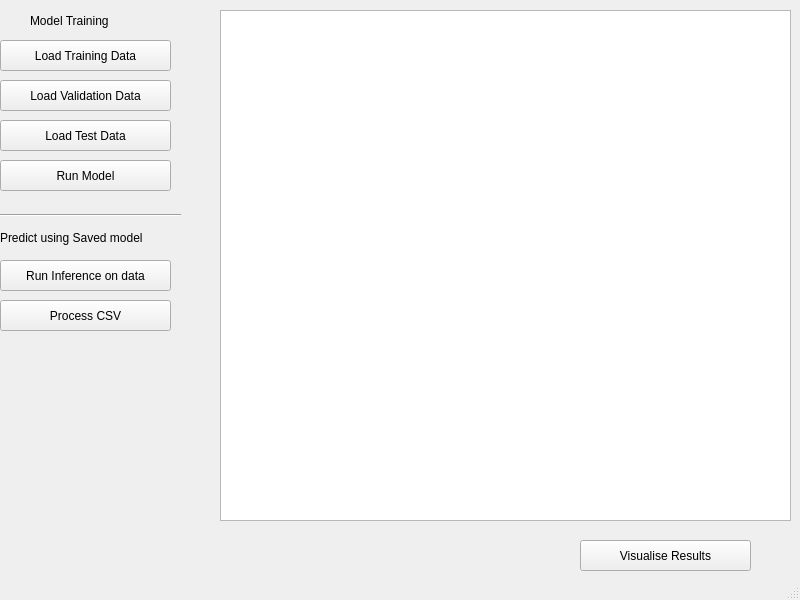
Above: ips_main_gui.ui from ICSuser667/IPS-Image-processing-system- before the change. Below: the same form after it.
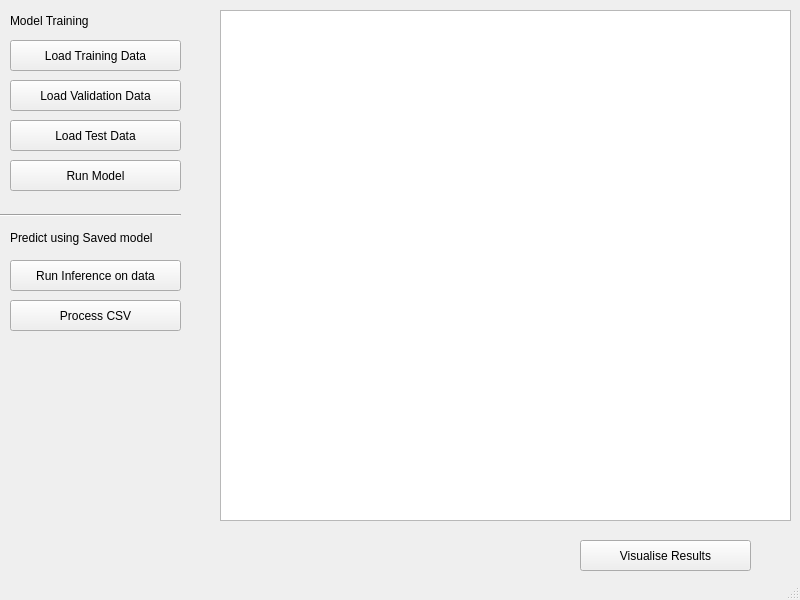
That is the form after the change.

Commit message: Added requirements to the requirements.txt file and updated the gui button placement

```diff
--- a/ips_main_gui.ui
+++ b/ips_main_gui.ui
@@ -17,7 +17,7 @@
    <widget class="QPushButton" name="pushButton_trainingData">
     <property name="geometry">
      <rect>
-      <x>0</x>
+      <x>10</x>
       <y>40</y>
       <width>171</width>
       <height>31</height>
@@ -30,7 +30,7 @@
    <widget class="QPushButton" name="pushButton_testData">
     <property name="geometry">
      <rect>
-      <x>0</x>
+      <x>10</x>
       <y>120</y>
       <width>171</width>
       <height>31</height>
@@ -43,7 +43,7 @@
    <widget class="QPushButton" name="pushButton_validationData">
     <property name="geometry">
      <rect>
-      <x>0</x>
+      <x>10</x>
       <y>80</y>
       <width>171</width>
       <height>31</height>
@@ -69,7 +69,7 @@
    <widget class="QPushButton" name="pushButton_runModel">
     <property name="geometry">
      <rect>
-      <x>0</x>
+      <x>10</x>
       <y>160</y>
       <width>171</width>
       <height>31</height>
@@ -105,7 +105,7 @@
    <widget class="QLabel" name="label">
     <property name="geometry">
      <rect>
-      <x>30</x>
+      <x>10</x>
       <y>10</y>
       <width>111</width>
       <height>21</height>
@@ -118,7 +118,7 @@
    <widget class="QPushButton" name="pushButton_runModel_2">
     <property name="geometry">
      <rect>
-      <x>0</x>
+      <x>10</x>
       <y>300</y>
       <width>171</width>
       <height>31</height>
@@ -131,7 +131,7 @@
    <widget class="QLabel" name="label_2">
     <property name="geometry">
      <rect>
-      <x>0</x>
+      <x>10</x>
       <y>230</y>
       <width>181</width>
       <height>16</height>
@@ -144,7 +144,7 @@
    <widget class="QPushButton" name="pushButton_runModel_3">
     <property name="geometry">
      <rect>
-      <x>0</x>
+      <x>10</x>
       <y>260</y>
       <width>171</width>
       <height>31</height>
```
The commit also changes 2 other files.
